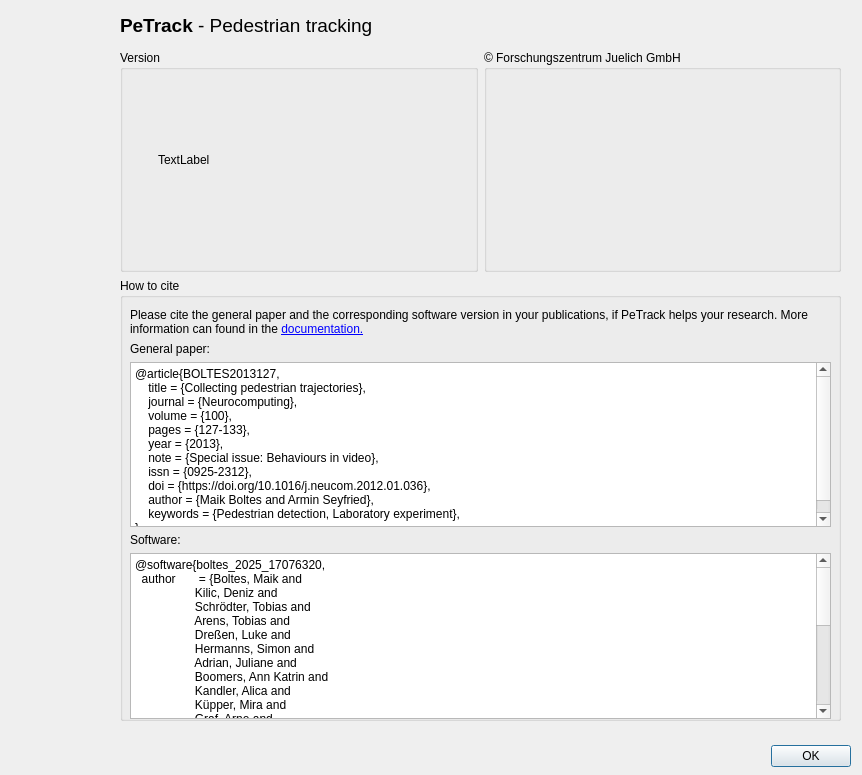
Qt form src/ui/dialogs/about.ui (ped-dyn-emp/PeTrack) before a commit.
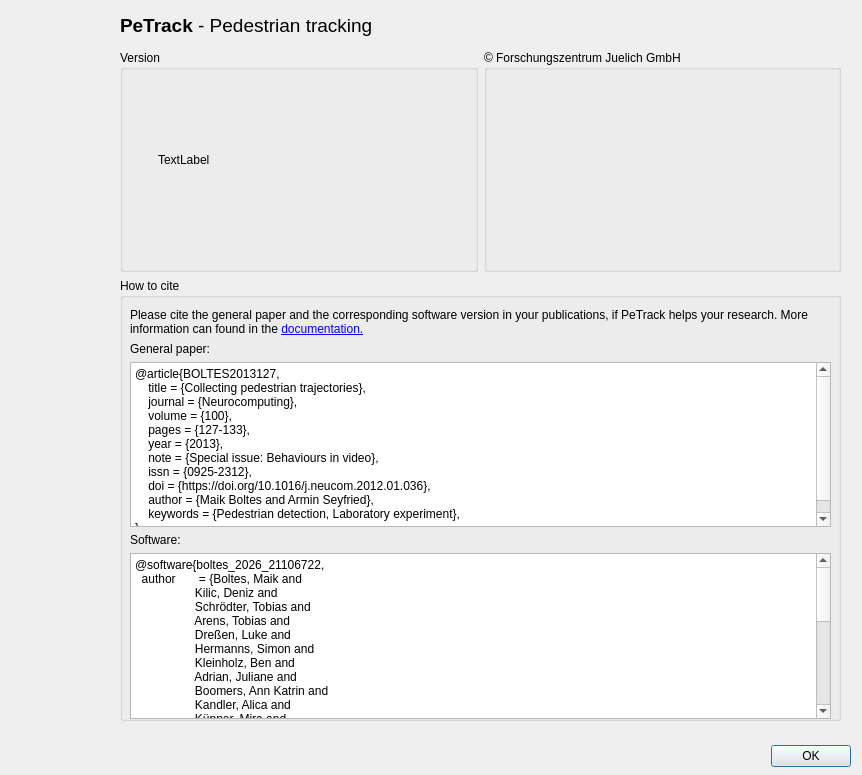
The same form after that commit. Icons and pictures are not drawn.

Commit message: Release 1.2 after

The edit to the form file:
```diff
--- a/src/ui/dialogs/about.ui
+++ b/src/ui/dialogs/about.ui
@@ -210,13 +210,14 @@
            <bool>true</bool>
           </property>
           <property name="plainText">
-           <string>@software{boltes_2025_17076320,
+           <string>@software{boltes_2026_21106722,
   author       = {Boltes, Maik and
                   Kilic, Deniz and
                   Schrödter, Tobias and
                   Arens, Tobias and
                   Dreßen, Luke and
                   Hermanns, Simon and
+                  Kleinholz, Ben and
                   Adrian, Juliane and
                   Boomers, Ann Katrin and
                   Kandler, Alica and
@@ -224,17 +225,18 @@
                   Graf, Arne and
                   Salden, Daniel and
                   Brualla, Ricardo Martin and
+                  Henry Paegel and
                   Häger, Paul and
                   Hillebrand, Daniel and
                   Lieberenz, Paul and
                   Klein, Janine},
   title        = {PeTrack},
-  month        = sep,
-  year         = 2025,
+  month        = jul,
+  year         = 2026,
   publisher    = {Zenodo},
-  version      = {v1.1},
-  doi          = {10.5281/zenodo.17076320},
-  url          = {https://doi.org/10.5281/zenodo.17076320},
+  version      = {v1.2},
+  doi          = {10.5281/zenodo.21106722},
+  url          = {https://doi.org/10.5281/zenodo.21106722},
 }</string>
           </property>
          </widget>
```
The commit also changes 1 other file.
